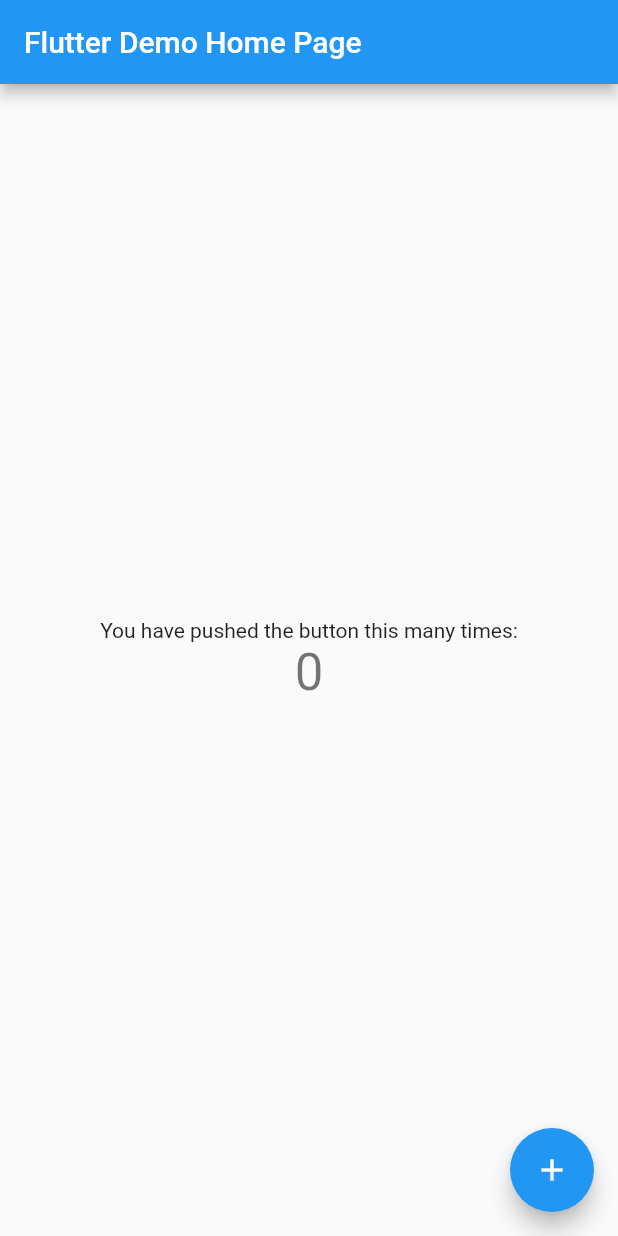
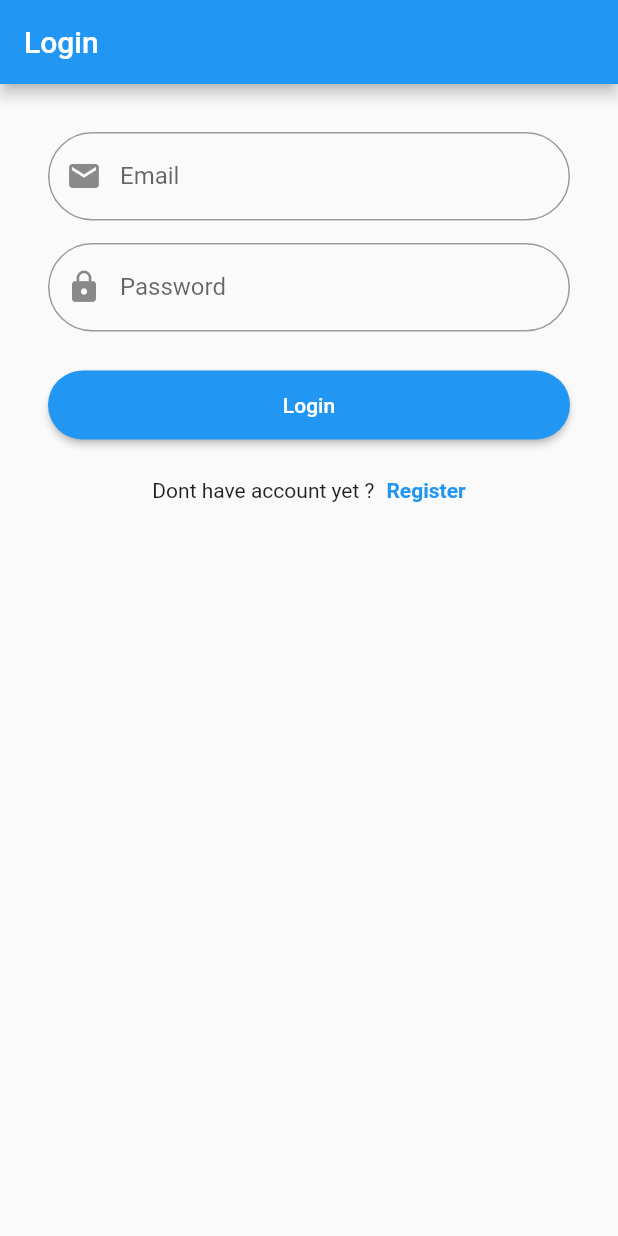
Before and after one commit to NichoAdhyatma/blog-app, a Flutter app: the screen it shows after launch, on a phone screen of 412 x 824 dp. Run offline on Flutter 3.47's test engine with Material 2 defaults, Android fonts, the phone set to English and light mode, and no system bars; our stand-ins replace shared_preferences.

Commit message:
login-register

```diff
--- /dev/null
+++ b/lib/constant.dart
@@ -0,0 +1,41 @@
+import 'package:flutter/material.dart';
+
+const baseURL = "http://192.168.8.59:8000/api";
+const loginURL = '$baseURL/login';
+const registerURL = '$baseURL/register';
+const logoutURL = '$baseURL/logout';
+const userURL = '$baseURL/user';
+const postURL = '$baseURL/posts';
+const commentURL = '$baseURL/comments';
+
+const serverError = "server error";
+const unauthorized = "unauthorized";
+const somethingWentWrong = "Someting went wrong, try again";
+
+InputDecoration inputDecoration(
+        {required String hint, required String label, required Icon icon}) =>
+    InputDecoration(
+      contentPadding: const EdgeInsets.symmetric(
+        horizontal: 25.0,
+        vertical: 20.0,
+      ),
+      prefixIcon: icon,
+      hintText: hint,
+      labelText: label,
+      border: OutlineInputBorder(
+        borderRadius: BorderRadius.circular(30),
+      ),
+    );
+
+ButtonStyle buttonStyle() => ElevatedButton.styleFrom(
+      padding: const EdgeInsets.all(15),
+      shape: const StadiumBorder(),
+    );
+
+void alert(BuildContext context, String text) {
+  ScaffoldMessenger.of(context).showSnackBar(
+    SnackBar(
+      content: Text(text),
+    ),
+  );
+}
--- a/lib/main.dart
+++ b/lib/main.dart
@@ -1,3 +1,4 @@
+import 'package:blog_app/screens/loading.dart';
 import 'package:flutter/material.dart';
 
 void main() {
@@ -7,109 +8,11 @@ void main() {
 class MyApp extends StatelessWidget {
   const MyApp({super.key});
 
-  // This widget is the root of your application.
   @override
   Widget build(BuildContext context) {
-    return MaterialApp(
-      title: 'Flutter Demo',
-      theme: ThemeData(
-        // This is the theme of your application.
-        //
-        // Try running your application with "flutter run". You'll see the
-        // application has a blue toolbar. Then, without quitting the app, try
-        // changing the primarySwatch below to Colors.green and then invoke
-        // "hot reload" (press "r" in the console where you ran "flutter run",
-        // or simply save your changes to "hot reload" in a Flutter IDE).
-        // Notice that the counter didn't reset back to zero; the application
-        // is not restarted.
-        primarySwatch: Colors.blue,
-      ),
-      home: const MyHomePage(title: 'Flutter Demo Home Page'),
+    return const MaterialApp(
+      debugShowCheckedModeBanner: false,
+      home: Loading(),
     );
   }
 }
-
-class MyHomePage extends StatefulWidget {
-  const MyHomePage({super.key, required this.title});
-
-  // This widget is the home page of your application. It is stateful, meaning
-  // that it has a State object (defined below) that contains fields that affect
-  // how it looks.
-
-  // This class is the configuration for the state. It holds the values (in this
-  // case the title) provided by the parent (in this case the App widget) and
-  // used by the build method of the State. Fields in a Widget subclass are
-  // always marked "final".
-
-  final String title;
-
-  @override
-  State<MyHomePage> createState() => _MyHomePageState();
-}
-
-class _MyHomePageState extends State<MyHomePage> {
-  int _counter = 0;
-
-  void _incrementCounter() {
-    setState(() {
-      // This call to setState tells the Flutter framework that something has
-      // changed in this State, which causes it to rerun the build method below
-      // so that the display can reflect the updated values. If we changed
-      // _counter without calling setState(), then the build method would not be
-      // called again, and so nothing would appear to happen.
-      _counter++;
-    });
-  }
-
-  @override
-  Widget build(BuildContext context) {
-    // This method is rerun every time setState is called, for instance as done
-    // by the _incrementCounter method above.
-    //
-    // The Flutter framework has been optimized to make rerunning build methods
-    // fast, so that you can just rebuild anything that needs updating rather
-    // than having to individually change instances of widgets.
-    return Scaffold(
-      appBar: AppBar(
-        // Here we take the value from the MyHomePage object that was created by
-        // the App.build method, and use it to set our appbar title.
-        title: Text(widget.title),
-      ),
-      body: Center(
-        // Center is a layout widget. It takes a single child and positions it
-        // in the middle of the parent.
-        child: Column(
-          // Column is also a layout widget. It takes a list of children and
-          // arranges them vertically. By default, it sizes itself to fit its
-          // children horizontally, and tries to be as tall as its parent.
-          //
-          // Invoke "debug painting" (press "p" in the console, choose the
-          // "Toggle Debug Paint" action from the Flutter Inspector in Android
-          // Studio, or the "Toggle Debug Paint" command in Visual Studio Code)
-          // to see the wireframe for each widget.
-          //
-          // Column has various properties to control how it sizes itself and
-          // how it positions its children. Here we use mainAxisAlignment to
-          // center the children vertically; the main axis here is the vertical
-          // axis because Columns are vertical (the cross axis would be
-          // horizontal).
-          mainAxisAlignment: MainAxisAlignment.center,
-          children: <Widget>[
-            const Text(
-              'You have pushed the button this many times:',
-            ),
-            Text(
-              '$_counter',
-              style: Theme.of(context).textTheme.headlineMedium,
-            ),
-          ],
-        ),
-      ),
-      floatingActionButton: FloatingActionButton(
-        onPressed: _incrementCounter,
-        tooltip: 'Increment',
-        child: const Icon(Icons.add),
-      ), // This trailing comma makes auto-formatting nicer for build methods.
-    );
-  }
-}
--- /dev/null
+++ b/lib/models/api_response.dart
@@ -0,0 +1,4 @@
+class ApiResponse {
+  Object? data;
+  String? error;
+}
--- /dev/null
+++ b/lib/models/user.dart
@@ -0,0 +1,20 @@
+class User {
+  int? id;
+  String? name;
+  String? email;
+  String? image;
+  String? token;
+
+  User({this.id, this.name, this.email, this.image, this.token});
+
+  //json convert
+  factory User.fromJson(Map<String, dynamic> json) {
+    return User(
+      id: json["user"]["id"],
+      name: json["user"]["name"],
+      email: json["user"]["email"],
+      image: json["user"]["image"],
+      token: json["token"]
+    );
+  }
+}
--- /dev/null
+++ b/lib/screens/loading.dart
@@ -0,0 +1,33 @@
+import 'package:blog_app/models/api_response.dart';
+import 'package:blog_app/screens/home.dart';
+import 'package:blog_app/screens/login.dart';
+import 'package:blog_app/services/user_service.dart';
+import 'package:flutter/material.dart';
+
+class Loading extends StatefulWidget {
+  const Loading({super.key});
+
+  @override
+  State<Loading> createState() => _LoadingState();
+}
+
+class _LoadingState extends State<Loading> {
+  String token = '';
+  late ApiResponse response;
+
+  void checkToken() async {
+    token = await getToken();
+    setState(() {});
+  }
+
+  @override
+  void initState() {
+    checkToken();
+    super.initState();
+  }
+
+  @override
+  Widget build(BuildContext context) {
+    return token.isEmpty ? const Login() : const Home();
+  }
+}
--- /dev/null
+++ b/lib/screens/login.dart
@@ -0,0 +1,146 @@
+import 'package:blog_app/constant.dart';
+import 'package:blog_app/models/api_response.dart';
+import 'package:blog_app/screens/home.dart';
+import 'package:blog_app/screens/register.dart';
+import 'package:blog_app/services/user_service.dart';
+import 'package:flutter/material.dart';
+import 'package:shared_preferences/shared_preferences.dart';
+
+import '../models/user.dart';
+
+class Login extends StatefulWidget {
+  const Login({super.key});
+
+  @override
+  State<Login> createState() => _LoginState();
+}
+
+class _LoginState extends State<Login> {
+  final GlobalKey<FormState> formKey = GlobalKey<FormState>();
+
+  TextEditingController email = TextEditingController();
+  TextEditingController password = TextEditingController();
+
+  bool isLoading = false;
+
+  void login() async {
+    ApiResponse response = await loginController(email.text, password.text);
+    if (response.error == null) {
+      saveAndRedirect(response.data as User);
+    } else {
+      showAlert("${response.error}");
+    }
+    setState(() {
+      isLoading = false;
+    });
+  }
+
+  void showAlert(String text) {
+    alert(context, text);
+  }
+
+  void saveAndRedirect(User user) async {
+    SharedPreferences pref = await SharedPreferences.getInstance();
+    await pref.setString('token', user.token!);
+    await pref.setInt('userId', user.id!);
+    navigateToHome();
+  }
+
+  void navigateToHome() {
+    Navigator.of(context).pushAndRemoveUntil(
+        MaterialPageRoute(
+          builder: (context) => const Home(),
+        ),
+        (route) => false);
+  }
+
+  @override
+  Widget build(BuildContext context) {
+    return Scaffold(
+      appBar: AppBar(
+        title: const Text("Login"),
+      ),
+      body: Form(
+        key: formKey,
+        child: ListView(
+          padding: const EdgeInsets.all(32),
+          children: [
+            TextFormField(
+              keyboardType: TextInputType.emailAddress,
+              controller: email,
+              validator: (value) => value == '' ? 'Wajib di isi ya...' : null,
+              decoration: inputDecoration(
+                  hint: "Fill your Email",
+                  label: "Email",
+                  icon: const Icon(Icons.email)),
+            ),
+            const SizedBox(
+              height: 15,
+            ),
+            TextFormField(
+                keyboardType: TextInputType.visiblePassword,
+                obscureText: true,
+                controller: password,
+                validator: (value) => value == '' ? 'Wajib di isi ya...' : null,
+                decoration: inputDecoration(
+                    hint: "Fill your password",
+                    label: "Password",
+                    icon: const Icon(Icons.lock))),
+            const SizedBox(
+              height: 25,
+            ),
+            ElevatedButton(
+              onPressed: isLoading
+                  ? null
+                  : () {
+                      if (formKey.currentState!.validate()) {
+                        setState(() {
+                          isLoading = true;
+                        });
+                        login();
+                      }
+                    },
+              style: buttonStyle(),
+              child: isLoading
+                  ? const CircularProgressIndicator()
+                  : const Text(
+                      "Login",
+                      style: TextStyle(
+                        color: Colors.white,
+                      ),
+                    ),
+            ),
+            const SizedBox(
+              height: 25,
+            ),
+            Row(
+              mainAxisAlignment: MainAxisAlignment.center,
+              children: [
+                const Text("Dont have account yet ?"),
+                const SizedBox(
+                  width: 8,
+                ),
+                GestureDetector(
+                  child: const Text(
+                    "Register",
+                    style: TextStyle(
+                      color: Colors.blue,
+                      fontWeight: FontWeight.bold,
+                    ),
+                  ),
+                  onTap: () {
+                    Navigator.of(context).push(
+                      MaterialPageRoute(
+                        builder: (context) => const Register(),
+                      ),
+                    );
+                  },
+                )
+              ],
+            )
+          ],
+        ),
+      ),
+    );
+  }
+}
```
Also changed, not shown: lib/screens/home.dart (added, +29 -0 lines), lib/screens/register.dart (added, +164 -0 lines), lib/services/user_service.dart (added, +128 -0 lines), 1 other file.
